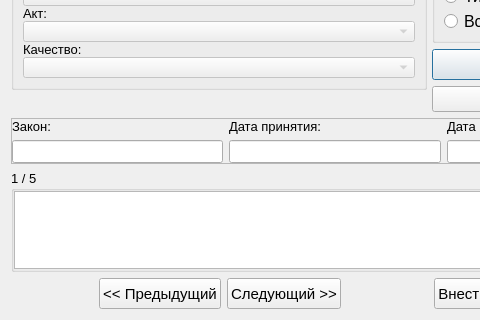
Above: knowledgebase.ui from YakSid/KDC_RSREU before the change; both pictures show x 0 to 480 and y 98 to 418 of the 670 by 418 pixel window. Below: the same form after it.
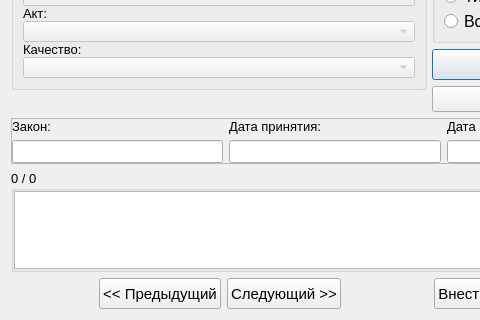
That is the form after the change.

Diff of the .ui file:
```diff
--- a/knowledgebase.ui
+++ b/knowledgebase.ui
@@ -407,7 +407,7 @@
    <item row="4" column="0" colspan="3">
     <widget class="QGroupBox" name="gb_text">
      <property name="title">
-      <string>1 / 5</string>
+      <string>0 / 0</string>
      </property>
      <layout class="QVBoxLayout" name="verticalLayout_3">
       <property name="spacing">
```
